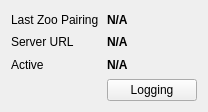
Above: integration/v2/src/libs/libdebug/widgets/debug/ui/DiscoveryClientDebugWidget.ui from mrdeveloperdude/OctoMY before the change. Below: the same form after it.
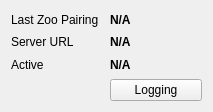
That is the form after the change.

Commit message: Hooked up logging button in discovery client debug widget

What changed in the file:
```diff
--- a/integration/v2/src/libs/libdebug/widgets/debug/ui/DiscoveryClientDebugWidget.ui
+++ b/integration/v2/src/libs/libdebug/widgets/debug/ui/DiscoveryClientDebugWidget.ui
@@ -6,7 +6,7 @@
    <rect>
     <x>0</x>
     <y>0</y>
-    <width>208</width>
+    <width>213</width>
     <height>112</height>
    </rect>
   </property>
@@ -79,6 +79,9 @@
      <property name="text">
       <string>Logging</string>
      </property>
+     <property name="checkable">
+      <bool>true</bool>
+     </property>
     </widget>
    </item>
   </layout>
```
The commit also changes 4 other files.
